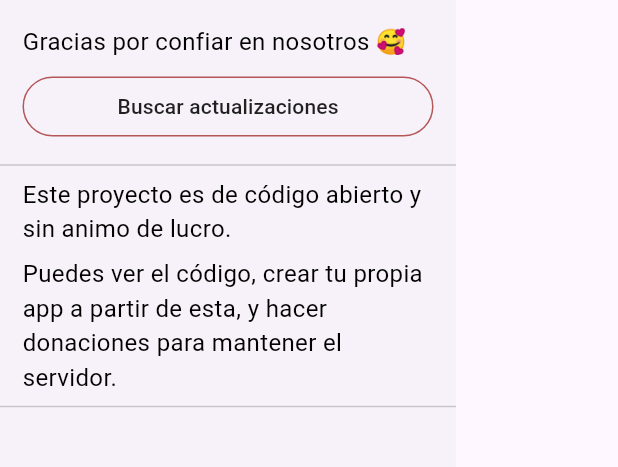
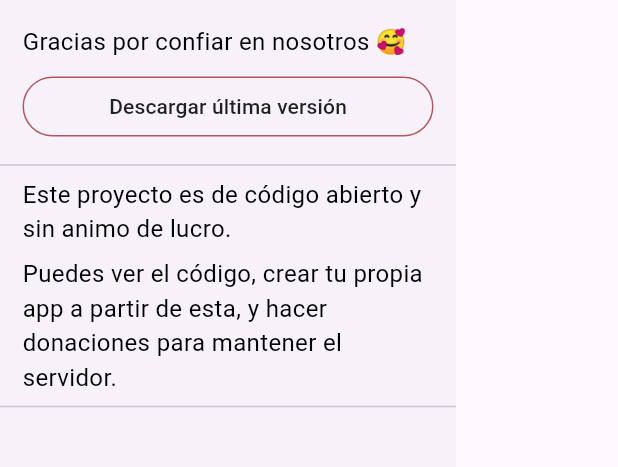
Before and after one commit to oriolgds/Ors-News-Dart, a Flutter app: the MyDrawer widget shown alone on an empty page, opened directly, on a phone screen of 412 x 824 dp, the part 351-818 px from its top. Run offline on Flutter 3.47's test engine with Material 3 defaults, Android fonts, the phone set to English and light mode, and no system bars; our stand-ins replace cached_network_image, font_awesome_flutter, pull_to_refresh, share_plus, shared_preferences; accounts and stored records are empty; network calls fail.

Commit message:
Changing button behavior

```diff
--- a/lib/main.dart
+++ b/lib/main.dart
@@ -8,10 +8,10 @@ import 'package:share_plus/share_plus.dart';
 import 'package:cached_network_image/cached_network_image.dart';
 import 'package:pull_to_refresh/pull_to_refresh.dart';
 import 'package:intl/intl.dart';
+
+
 // Other pages
 import 'help.dart';
-
-
 import 'my_drawer.dart';
 
 void main() {
--- a/lib/my_drawer.dart
+++ b/lib/my_drawer.dart
@@ -1,8 +1,22 @@
+import 'dart:async';
+
 import 'package:flutter/material.dart';
 import 'package:url_launcher/url_launcher.dart';
 import 'package:font_awesome_flutter/font_awesome_flutter.dart';
-class MyDrawer extends StatelessWidget {
+
+
+
+import 'upgrade.dart' as upgrade;
+
+class MyDrawer extends StatefulWidget {
   const MyDrawer({super.key});
+
+  @override
+  State<MyDrawer> createState() => _MyDrawerState();
+}
+
+class _MyDrawerState extends State<MyDrawer> {
+  String upgradeButtonText = 'Descargar última versión';
 
   @override
   Widget build(BuildContext context) {
@@ -58,7 +72,17 @@ class MyDrawer extends StatelessWidget {
               Padding(
                 padding: const EdgeInsets.symmetric(horizontal: 15),
                 child: OutlinedButton(
-                  onPressed: () {},
+                  onPressed: () {
+                    setState(() {
+                      upgradeButtonText = 'Cargando...';
+                    });
+                    upgrade.upgrade();
+                    Timer(const Duration(seconds: 3), () {
+                      setState(() {
+                        upgradeButtonText = 'Descargar última versión';
+                      });
+                    });
+                  },
                   style: const ButtonStyle(
                     side: MaterialStatePropertyAll(BorderSide(
                       color: Color.fromRGBO(150, 20, 20, 0.7),
@@ -66,7 +90,7 @@ class MyDrawer extends StatelessWidget {
                       )
                     ),
                   ),
-                  child: const Text('Buscar actualizaciones', style: TextStyle(color: Colors.black87),),
+                  child: const Text('Descargar última versión', style: TextStyle(color: Colors.black87),),
                 ),
               ),
               const SizedBox(
--- /dev/null
+++ b/lib/upgrade.dart
@@ -0,0 +1,3 @@
+Future<void> upgrade() async {
+
+}
--- a/pubspec.yaml
+++ b/pubspec.yaml
@@ -16,7 +16,7 @@ publish_to: 'none' # Remove this line if you wish to publish to pub.dev
 # https://developer.apple.com/library/archive/documentation/General/Reference/InfoPlistKeyReference/Articles/CoreFoundationKeys.html
 # In Windows, build-name is used as the major, minor, and patch parts
 # of the product and file versions while build-number is used as the build suffix.
-version: 2.5.1
+version: 2.7.0
 
 environment:
   sdk: '>=3.2.6 <4.0.0'
```
